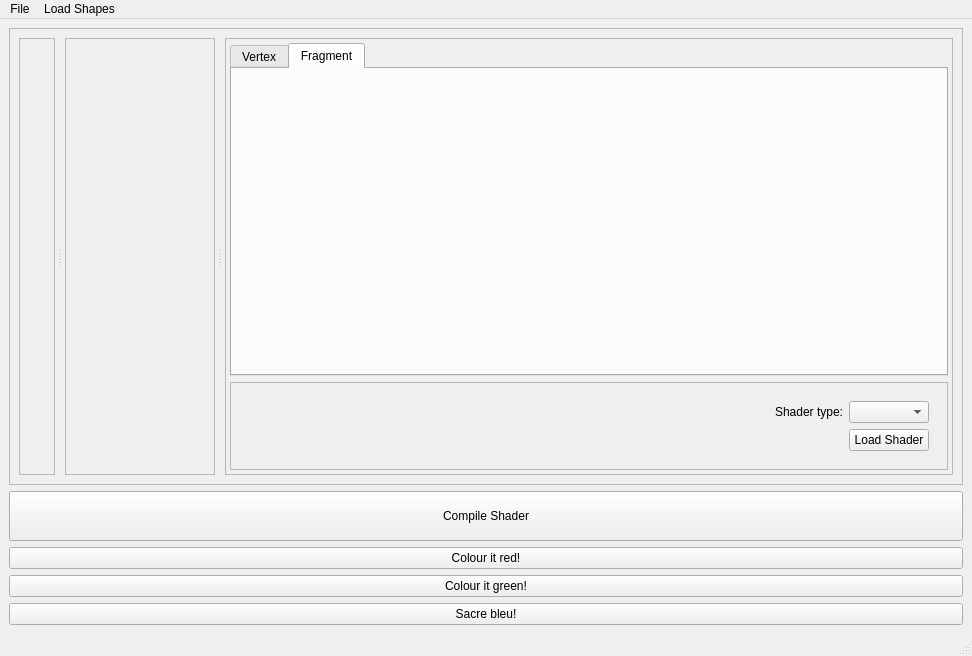
Old version of the form ui/MainWindow.ui in the repository NCCA/ShaderEnvironmentBuilder.
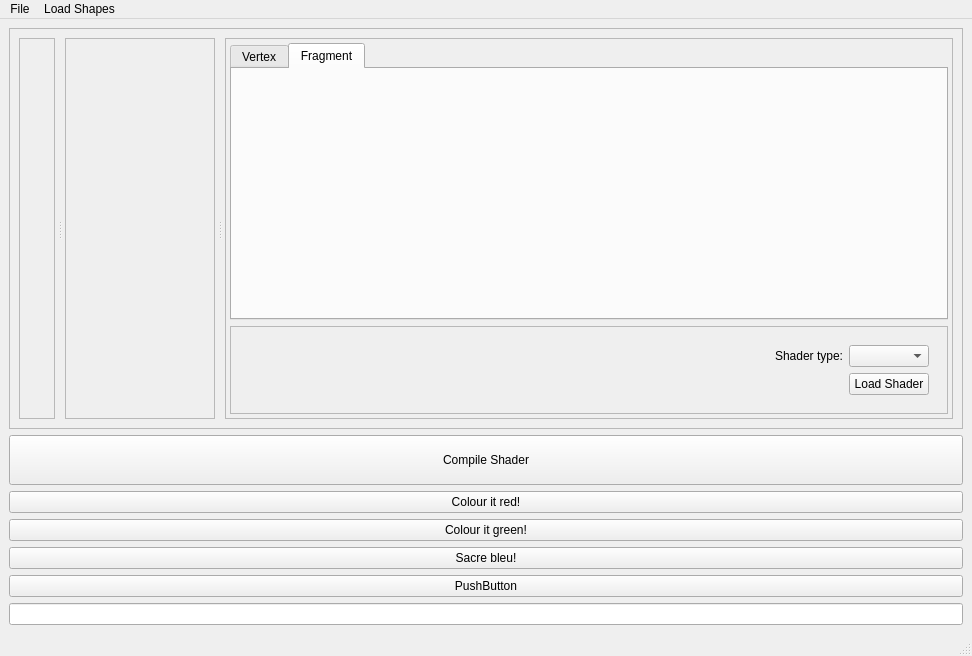
New version of the form.

What changed in the file:
```diff
--- a/ui/MainWindow.ui
+++ b/ui/MainWindow.ui
@@ -299,6 +299,16 @@
       </property>
      </widget>
     </item>
+    <item>
+     <widget class="QPushButton" name="test">
+      <property name="text">
+       <string>PushButton</string>
+      </property>
+     </widget>
+    </item>
+    <item>
+     <widget class="QLineEdit" name="lineEdit"/>
+    </item>
    </layout>
   </widget>
   <widget class="QMenuBar" name="menubar">
```
